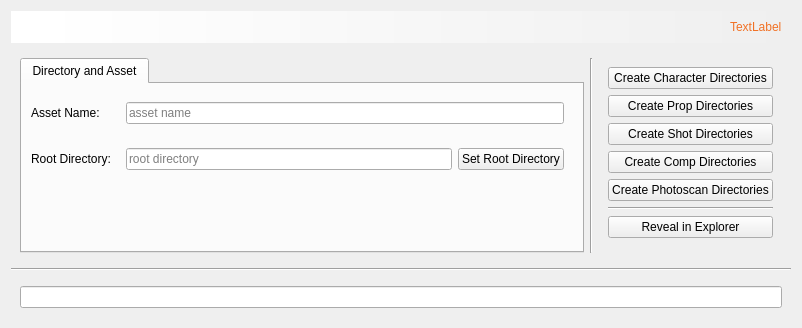
This is helga/general/directory_wizard/media/directory_wizard.ui in timmwagener/helga as Qt 5 draws it before an edit. The edited form follows.
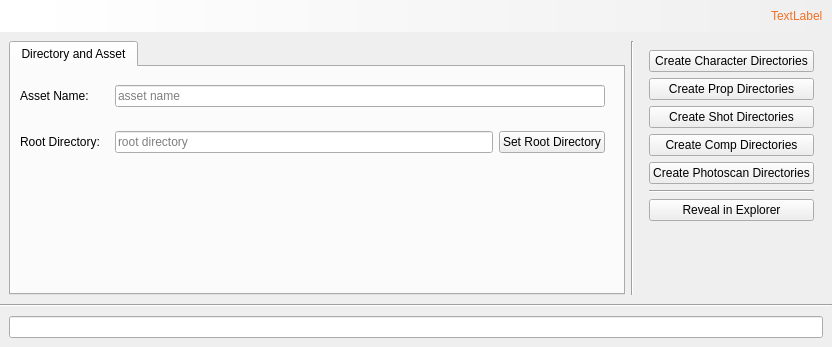
This is the edited form.

The edit to the form file:
```diff
--- a/helga/general/directory_wizard/media/directory_wizard.ui
+++ b/helga/general/directory_wizard/media/directory_wizard.ui
@@ -6,8 +6,8 @@
    <rect>
     <x>0</x>
     <y>0</y>
-    <width>802</width>
-    <height>328</height>
+    <width>832</width>
+    <height>347</height>
    </rect>
   </property>
   <property name="sizePolicy">
@@ -23,6 +23,12 @@
    <string notr="true"/>
   </property>
   <layout class="QGridLayout" name="gridLayout">
+   <property name="margin">
+    <number>0</number>
+   </property>
+   <property name="spacing">
+    <number>0</number>
+   </property>
    <item row="2" column="0">
     <widget class="Line" name="line">
      <property name="orientation">
```
Left out of the diff: 1 changed line with no effect on the pictures.
